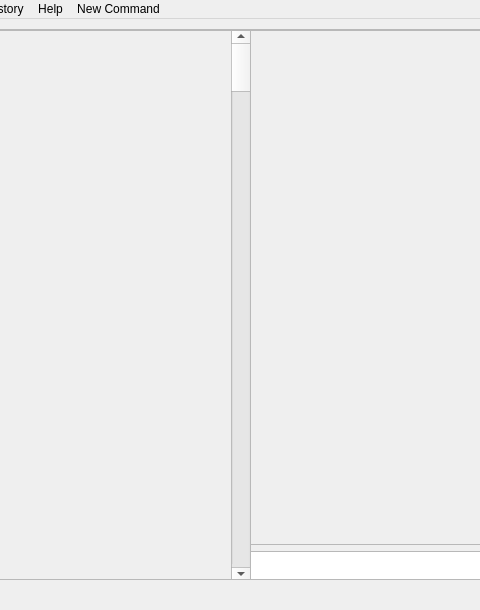
Old version of the form TestMyWidget/mainwindow.ui in the repository DizelforClaSS/Qt-project; both pictures show x 121 to 601 and y 0 to 610 of the 850 by 610 pixel window.
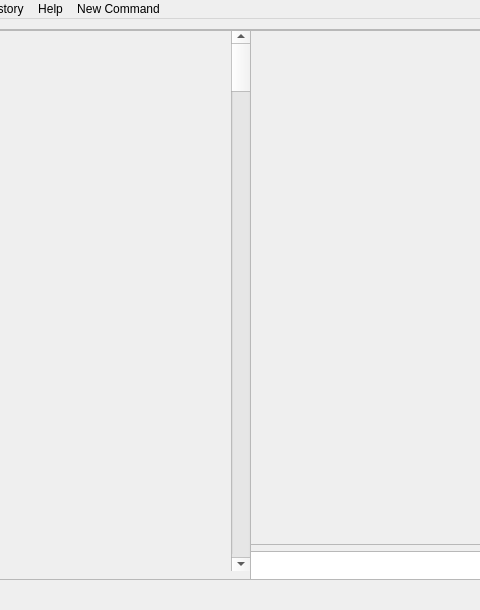
New version of the form.

The edit to the form file:
```diff
--- a/TestMyWidget/mainwindow.ui
+++ b/TestMyWidget/mainwindow.ui
@@ -118,7 +118,7 @@
                 <x>350</x>
                 <y>-1</y>
                 <width>20</width>
-                <height>551</height>
+                <height>541</height>
                </rect>
               </property>
               <property name="orientation">
```
Left out of the diff: 11 changed lines with no effect on the pictures.
